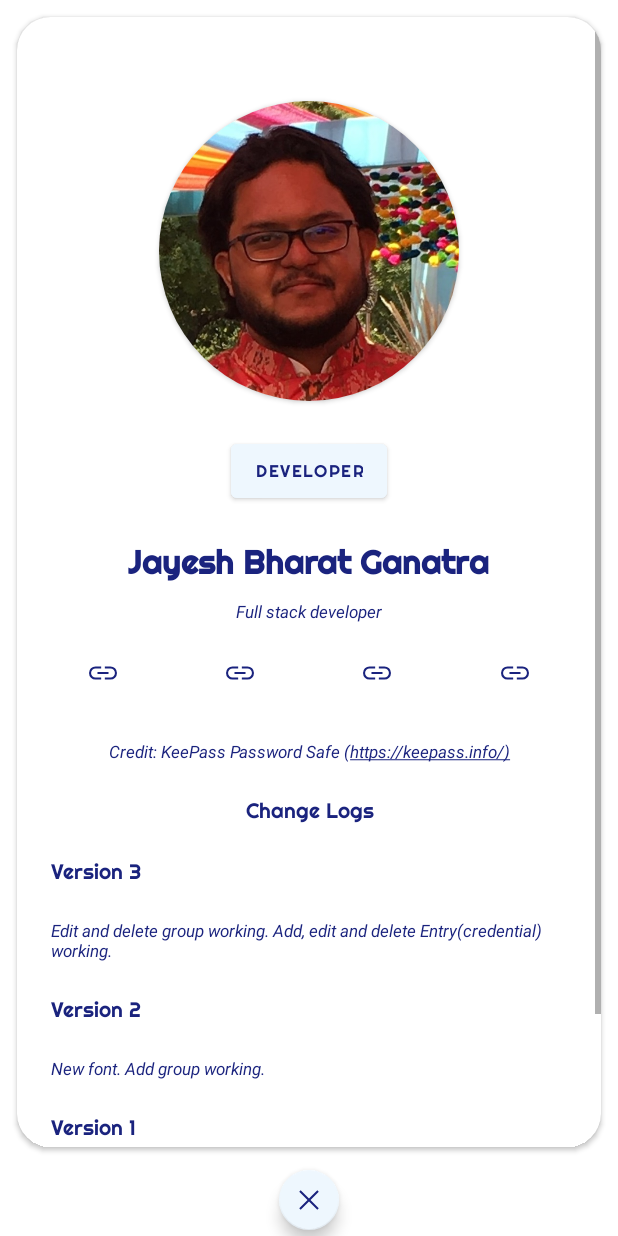
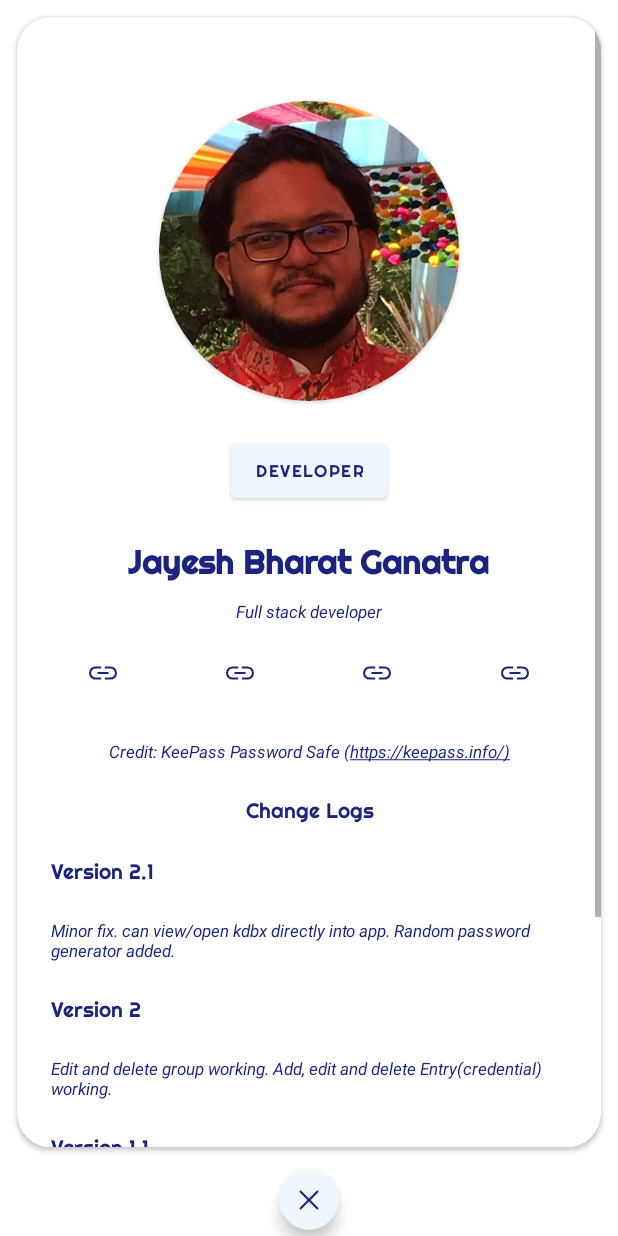
Before and after one commit to jayeshsyif/j_keepass, an Android app: the layout info_layout.xml on its own in the app's theme, with its tools: preview values and no code run, on a phone screen of 412 x 824 dp. Run offline under Robolectric (Android 15) with nearby library versions, the phone set to English and light mode, and no system bars.

Commit message:
version upgrade

```diff
--- a/app/build.gradle
+++ b/app/build.gradle
@@ -9,8 +9,8 @@ android {
         applicationId "org.j_keepass"
         minSdk 21
         targetSdk 32
-        versionCode 3
-        versionName "2.0"
+        versionCode 4
+        versionName "2.1"
 
         testInstrumentationRunner "androidx.test.runner.AndroidJUnitRunner"
     }
--- a/app/src/main/res/layout/info_layout.xml
+++ b/app/src/main/res/layout/info_layout.xml
@@ -166,7 +166,7 @@
                     android:layout_weight="1"
                     android:fontFamily="@font/righteous"
                     android:gravity="center_vertical"
-                    android:text="@string/changeLogsVer3Text"
+                    android:text="@string/changeLogsVer21Text"
                     android:textAlignment="gravity"
                     android:textAppearance="?android:attr/textAppearanceSmall"
                     android:textColor="@color/kp_dark_blue"
@@ -178,7 +178,7 @@
                     android:layout_margin="@dimen/kp_card_view_margin"
                     android:layout_weight="1"
                     android:gravity="center_vertical"
-                    android:text="@string/changeLogsVer3ChangesText"
+                    android:text="@string/changeLogsVer21ChangesText"
                     android:textAlignment="gravity"
                     android:textColor="@color/kp_dark_blue"
                     android:textColorLink="@color/kp_dark_blue"
@@ -205,6 +205,32 @@
                     android:layout_weight="1"
                     android:gravity="center_vertical"
                     android:text="@string/changeLogsVer2ChangesText"
+                    android:textAlignment="gravity"
+                    android:textColor="@color/kp_dark_blue"
+                    android:textColorLink="@color/kp_dark_blue"
+                    android:textSize="@dimen/kp_small_text_size"
+                    android:textStyle="italic" />
+
+                <TextView
+                    android:layout_width="match_parent"
+                    android:layout_height="match_parent"
+                    android:layout_margin="@dimen/kp_card_view_margin"
+                    android:layout_weight="1"
+                    android:fontFamily="@font/righteous"
+                    android:gravity="center_vertical"
+                    android:text="@string/changeLogsVer11Text"
+                    android:textAlignment="gravity"
+                    android:textAppearance="?android:attr/textAppearanceSmall"
+                    android:textColor="@color/kp_dark_blue"
+                    android:textStyle="normal" />
+
+                <TextView
+                    android:layout_width="match_parent"
+                    android:layout_height="match_parent"
+                    android:layout_margin="@dimen/kp_card_view_margin"
+                    android:layout_weight="1"
+                    android:gravity="center_vertical"
+                    android:text="@string/changeLogsVer11ChangesText"
                     android:textAlignment="gravity"
                     android:textColor="@color/kp_dark_blue"
                     android:textColorLink="@color/kp_dark_blue"
--- a/app/src/main/res/values/strings.xml
+++ b/app/src/main/res/values/strings.xml
@@ -65,10 +65,12 @@
     <string name="changeLogs">Change Logs</string>
     <string name="changeLogsVer1Text">Version 1</string>
     <string name="changeLogsVer1ChangesText">   Initial build which opens simple kdbx KeePass database and Read(show) all groups and credentials in it.</string>
+    <string name="changeLogsVer11Text">Version 1.1</string>
+    <string name="changeLogsVer11ChangesText">   New font. Add group working.</string>
     <string name="changeLogsVer2Text">Version 2</string>
-    <string name="changeLogsVer2ChangesText">   New font. Add group working.</string>
-    <string name="changeLogsVer3Text">Version 3</string>
-    <string name="changeLogsVer3ChangesText">   Edit and delete group working. Add, edit and delete Entry(credential) working.</string>
+    <string name="changeLogsVer2ChangesText">   Edit and delete group working. Add, edit and delete Entry(credential) working.</string>
+    <string name="changeLogsVer21Text">Version 2.1</string>
+    <string name="changeLogsVer21ChangesText">   Minor fix. can view/open kdbx directly into app. Random password generator added.</string>
 
     <string name="yes">Yes</string>
     <string name="no">No</string>
```
Also changed, not shown: 1 other file.
